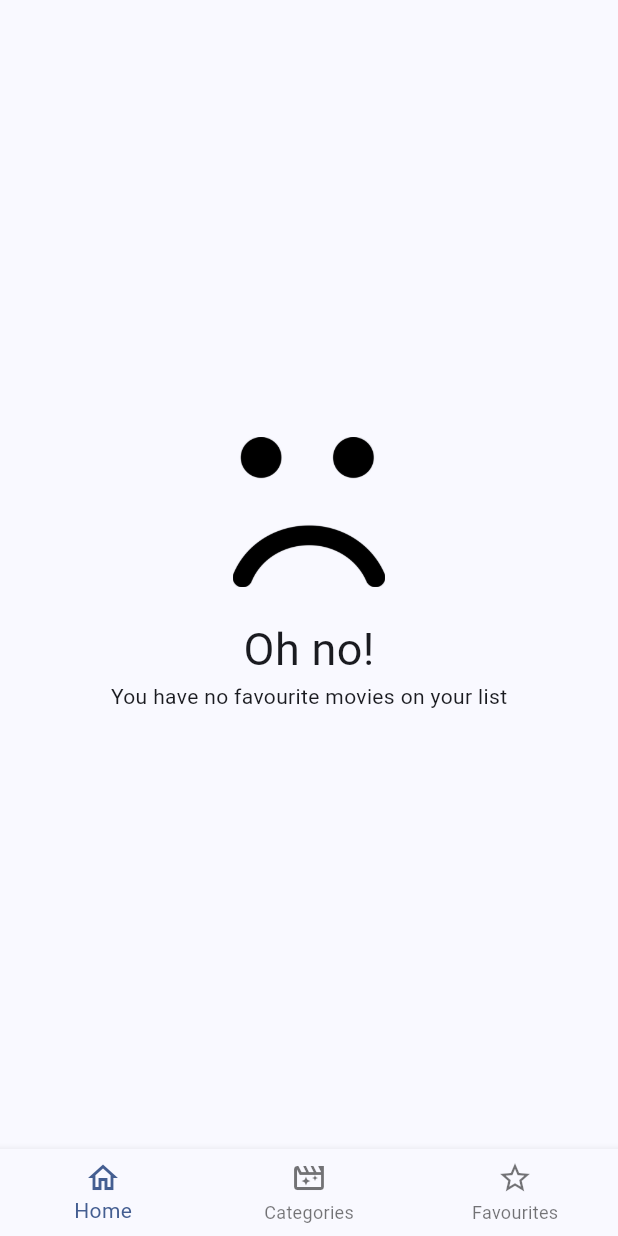
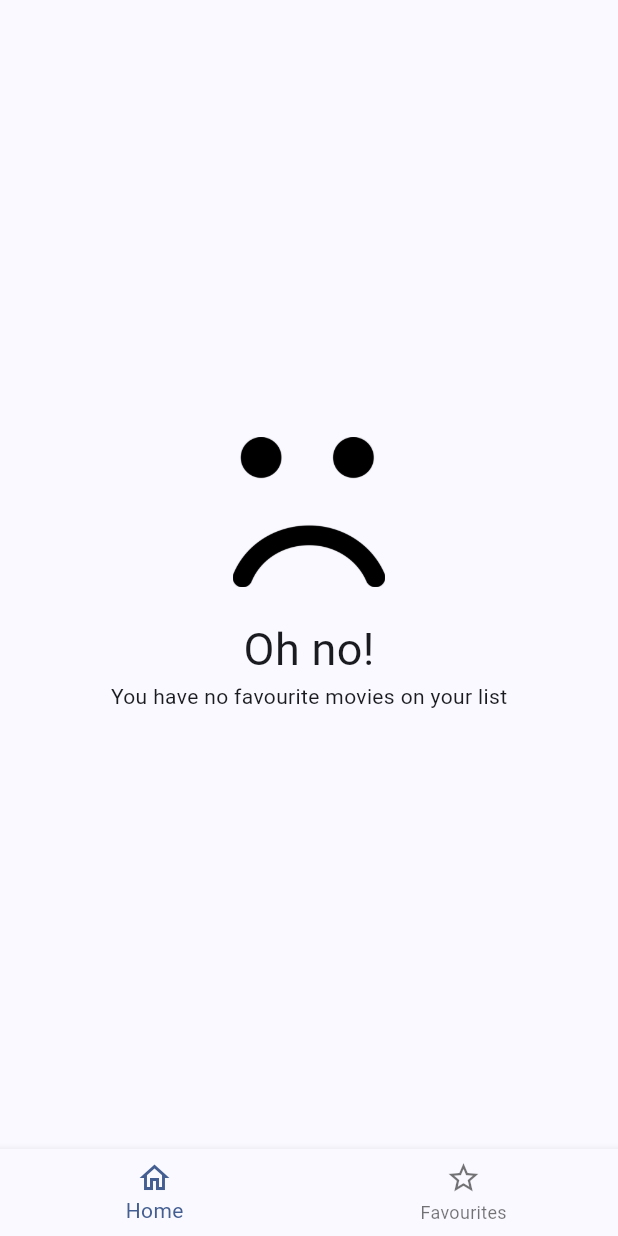
Before and after one commit to manumiguezz/FlickFramesApp, a Flutter app: the screen it shows after launch, swiped to page 3, on a phone screen of 412 x 824 dp. Run offline on Flutter 3.47's test engine with Material 2 defaults, Android fonts, the phone set to English and light mode, and no system bars; our stand-ins replace animate_do, animated_theme_switcher, card_swiper, dio, flutter_dotenv, flutter_riverpod and 2 more; accounts and stored records are empty; generated files the repository leaves out were written again; network calls fail.

Commit message:
categories deleted

```diff
--- a/lib/config/theme/app_theme.dart
+++ b/lib/config/theme/app_theme.dart
@@ -9,4 +9,9 @@ class AppTheme {
     colorSchemeSeed: const Color(0xFF448AFF)
   );
 
+  ThemeData getThemeDark() => ThemeData(
+    useMaterial3: true,
+    brightness: Brightness.dark,
+    colorSchemeSeed: const Color(0xFF448AFF)
+  );
 }
--- a/lib/infrastructure/repositories/movie_repository_impl.dart
+++ b/lib/infrastructure/repositories/movie_repository_impl.dart
@@ -22,7 +22,7 @@ class MovieRepositoryImpl extends MoviesRepository {
   }
 
   @override
-  Future<List<Movie>> getUpcoming({int page = 1}) {
+  Future<List<Movie>> getUpcoming({int page = 2}) {
     return datasource.getUpcoming(page: page);
   }
 
--- a/lib/main.dart
+++ b/lib/main.dart
@@ -1,3 +1,4 @@
+import 'package:animated_theme_switcher/animated_theme_switcher.dart';
 import 'package:flutter/material.dart';
 import 'package:app_cinema/config/theme/app_theme.dart';
 import 'package:app_cinema/config/router/app_router.dart';
@@ -18,10 +19,15 @@ class MainApp extends StatelessWidget {
 
   @override
   Widget build(BuildContext context) {
-    return MaterialApp.router(
-      routerConfig: appRouter,
-      debugShowCheckedModeBanner: false,
-      theme: AppTheme().getTheme(),
+    return ThemeProvider(
+      initTheme: AppTheme().getTheme(),
+      builder: (context, theme) {
+      return MaterialApp.router(
+        routerConfig: appRouter,
+        debugShowCheckedModeBanner: false,
+        theme: AppTheme().getTheme(),
+      );
+      }
     );
   }
 }
--- a/lib/presentation/widgets/shared/custom_bottomnavigation.dart
+++ b/lib/presentation/widgets/shared/custom_bottomnavigation.dart
@@ -40,11 +40,6 @@ class CustomBottomNavigation extends StatelessWidget {
         ),
 
         BottomNavigationBarItem(
-          icon: Icon(Icons.movie_filter_outlined),
-          label: 'Categories'
-        ),
-
-        BottomNavigationBarItem(
           icon: Icon(Icons.star_border_outlined),
           label: 'Favourites'
         ),
--- a/pubspec.yaml
+++ b/pubspec.yaml
@@ -8,6 +8,7 @@ environment:
 
 dependencies:
   animate_do: ^3.0.2
+  animated_theme_switcher: ^2.0.8
   card_swiper: ^2.0.4
   dio: ^5.1.2
   flutter:
```
Also changed, not shown: lib/presentation/views/movies/home_view.dart (+45 -12 lines), lib/presentation/screens/movies/home_screen.dart (line endings or trailing spaces), preview/previewThree.jpeg (added), pubspec.lock.
